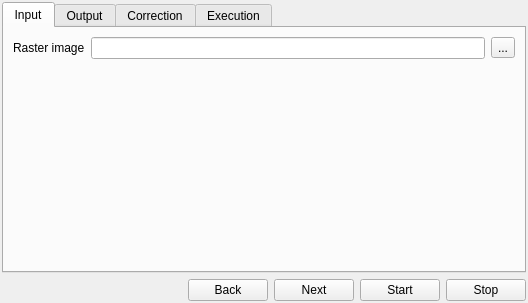
This is python/plugins/sumbandilasat/tools/linecorrector/linecorrector.ui in timlinux/QGIS as Qt 5 draws it before an edit. The edited form follows.
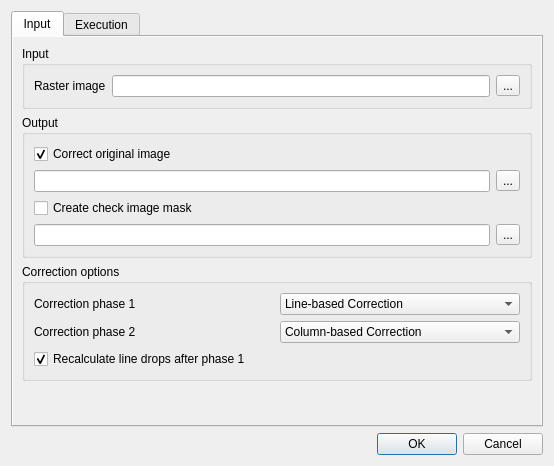
This is the edited form. The open tabs and pages were chosen to show the change. Icons and pictures are not drawn.

Commit message: UI clean ups and state handling for line corrector tool (note the tool still crashes so not fully tested yet)

```diff
--- a/python/plugins/sumbandilasat/tools/linecorrector/linecorrector.ui
+++ b/python/plugins/sumbandilasat/tools/linecorrector/linecorrector.ui
@@ -1,117 +1,19 @@
 <?xml version="1.0" encoding="UTF-8"?>
 <ui version="4.0">
  <class>LineCorrector</class>
- <widget class="QMainWindow" name="LineCorrector">
+ <widget class="QDialog" name="LineCorrector">
   <property name="geometry">
    <rect>
     <x>0</x>
     <y>0</y>
-    <width>528</width>
-    <height>303</height>
+    <width>554</width>
+    <height>466</height>
    </rect>
   </property>
   <property name="windowTitle">
    <string>Line Corrector</string>
   </property>
-  <property name="windowIcon">
-   <iconset resource="resources.qrc">
-    <normaloff>:/sumbandilasat/icons/toolbar/linecorrector.png</normaloff>:/sumbandilasat/icons/toolbar/linecorrector.png</iconset>
-  </property>
-  <widget class="QWidget" name="centralwidget">
-   <layout class="QGridLayout" name="gridLayout">
-    <property name="margin">
-     <number>2</number>
-    </property>
-    <item row="1" column="0">
-     <widget class="QWidget" name="widget_10" native="true">
-      <layout class="QGridLayout" name="gridLayout_8">
-       <property name="margin">
-        <number>0</number>
-       </property>
-       <item row="0" column="2">
-        <widget class="QPushButton" name="nextButton">
-         <property name="text">
-          <string>Next</string>
-         </property>
-         <property name="icon">
-          <iconset resource="resources.qrc">
-           <normaloff>:/sumbandilasat/icons/general/next.png</normaloff>:/sumbandilasat/icons/general/next.png</iconset>
-         </property>
-         <property name="iconSize">
-          <size>
-           <width>24</width>
-           <height>24</height>
-          </size>
-         </property>
-        </widget>
-       </item>
-       <item row="0" column="1">
-        <widget class="QPushButton" name="backButton">
-         <property name="text">
-          <string>Back</string>
-         </property>
-         <property name="icon">
-          <iconset resource="resources.qrc">
-           <normaloff>:/sumbandilasat/icons/general/back.png</normaloff>:/sumbandilasat/icons/general/back.png</iconset>
-         </property>
-         <property name="iconSize">
-          <size>
-           <width>24</width>
-           <height>24</height>
-          </size>
-         </property>
-        </widget>
-       </item>
-       <item row="0" column="0">
-        <spacer name="horizontalSpacer_4">
-         <property name="orientation">
-          <enum>Qt::Horizontal</enum>
-         </property>
-         <property name="sizeHint" stdset="0">
-          <size>
-           <width>40</width>
-           <height>20</height>
-          </size>
-         </property>
-        </spacer>
-       </item>
-       <item row="0" column="4">
-        <widget class="QPushButton" name="stopButton">
-         <property name="text">
-          <string>Stop</string>
-         </property>
-         <property name="icon">
-          <iconset resource="resources.qrc">
-           <normaloff>:/sumbandilasat/icons/general/stop.png</normaloff>:/sumbandilasat/icons/general/stop.png</iconset>
-         </property>
-         <property name="iconSize">
-          <size>
-           <width>24</width>
-           <height>24</height>
-          </size>
-         </property>
-        </widget>
-       </item>
-       <item row="0" column="3">
-        <widget class="QPushButton" name="startButton">
-         <property name="text">
-          <string>Start</string>
-         </property>
-         <property name="icon">
-          <iconset resource="resources.qrc">
-           <normaloff>:/sumbandilasat/icons/general/start.png</normaloff>:/sumbandilasat/icons/general/start.png</iconset>
-         </property>
-         <property name="iconSize">
-          <size>
-           <width>24</width>
-           <height>24</height>
-          </size>
-         </property>
-        </widget>
-       </item>
-      </layout>
-     </widget>
-    </item>
+  <layout class="QGridLayout" name="gridLayout_7">
     <item row="0" column="0">
      <widget class="QTabWidget" name="tabWidget">
       <property name="currentIndex">
@@ -121,10 +23,34 @@
        <attribute name="title">
         <string>Input</string>
        </attribute>
-       <layout class="QFormLayout" name="formLayout_2">
-        <property name="fieldGrowthPolicy">
-         <enum>QFormLayout::AllNonFixedFieldsGrow</enum>
-        </property>
+      <layout class="QGridLayout" name="gridLayout_5">
+       <property name="margin">
+        <number>0</number>
+       </property>
+       <item row="0" column="0">
+        <widget class="QScrollArea" name="scrollArea">
+         <property name="frameShape">
+          <enum>QFrame::NoFrame</enum>
+         </property>
+         <property name="widgetResizable">
+          <bool>true</bool>
+         </property>
+         <widget class="QWidget" name="scrollAreaWidgetContents">
+          <property name="geometry">
+           <rect>
+            <x>0</x>
+            <y>0</y>
+            <width>530</width>
+            <height>393</height>
+           </rect>
+          </property>
+          <layout class="QGridLayout" name="gridLayout_6">
+           <item row="0" column="0">
+            <widget class="QGroupBox" name="groupBox">
+             <property name="title">
+              <string>Input</string>
+             </property>
+             <layout class="QGridLayout" name="gridLayout_2">
         <item row="0" column="0">
          <widget class="QLabel" name="label">
           <property name="text">
@@ -133,15 +59,9 @@
          </widget>
         </item>
         <item row="0" column="1">
-         <widget class="QWidget" name="widget_2" native="true">
-          <layout class="QHBoxLayout" name="horizontalLayout">
-           <property name="margin">
-            <number>0</number>
-           </property>
-           <item>
             <widget class="QLineEdit" name="inputLineEdit"/>
            </item>
-           <item>
+              <item row="0" column="2">
             <widget class="QToolButton" name="inputButton">
              <property name="text">
               <string>...</string>
@@ -151,14 +71,13 @@
           </layout>
          </widget>
         </item>
-       </layout>
-      </widget>
-      <widget class="QWidget" name="tab_3">
-       <attribute name="title">
+           <item row="1" column="0">
+            <widget class="QGroupBox" name="groupBox_2">
+             <property name="title">
         <string>Output</string>
-       </attribute>
+             </property>
        <layout class="QGridLayout" name="gridLayout_3">
-        <item row="2" column="0" colspan="2">
+              <item row="0" column="0">
          <widget class="QCheckBox" name="outputCheckBox">
           <property name="text">
            <string>Correct original image</string>
@@ -168,23 +87,27 @@
           </property>
          </widget>
         </item>
-        <item row="4" column="0" colspan="2">
+              <item row="1" column="0">
+               <widget class="QLineEdit" name="outputLineEdit"/>
+              </item>
+              <item row="1" column="1">
+               <widget class="QToolButton" name="outputButton">
+                <property name="text">
+                 <string>...</string>
+                </property>
+               </widget>
+              </item>
+              <item row="2" column="0" colspan="2">
          <widget class="QCheckBox" name="maskCheckBox">
           <property name="text">
            <string>Create check image mask</string>
           </property>
          </widget>
         </item>
-        <item row="5" column="0" colspan="2">
-         <widget class="QWidget" name="maskWidget" native="true">
-          <layout class="QHBoxLayout" name="horizontalLayout_4">
-           <property name="margin">
-            <number>0</number>
-           </property>
-           <item>
+              <item row="3" column="0">
             <widget class="QLineEdit" name="maskLineEdit"/>
            </item>
-           <item>
+              <item row="3" column="1">
             <widget class="QToolButton" name="maskButton">
              <property name="text">
               <string>...</string>
@@ -194,47 +117,14 @@
           </layout>
          </widget>
         </item>
-        <item row="3" column="0" colspan="2">
-         <widget class="QWidget" name="outputWidget" native="true">
-          <layout class="QHBoxLayout" name="horizontalLayout_3">
-           <property name="margin">
-            <number>0</number>
-           </property>
-           <item>
-            <widget class="QLineEdit" name="outputLineEdit"/>
-           </item>
-           <item>
-            <widget class="QToolButton" name="outputButton">
-             <property name="text">
-              <string>...</string>
-             </property>
-            </widget>
-           </item>
-          </layout>
-         </widget>
-        </item>
-        <item row="6" column="0">
-         <spacer name="verticalSpacer">
-          <property name="orientation">
-           <enum>Qt::Vertical</enum>
-          </property>
-          <property name="sizeHint" stdset="0">
-           <size>
-            <width>20</width>
-            <height>40</height>
-           </size>
-          </property>
-         </spacer>
-        </item>
-       </layout>
-      </widget>
-      <widget class="QWidget" name="tab_4">
-       <attribute name="title">
-        <string>Correction</string>
-       </attribute>
-       <layout class="QFormLayout" name="formLayout">
+           <item row="2" column="0">
+            <widget class="QGroupBox" name="groupBox_3">
+             <property name="title">
+              <string>Correction options</string>
+             </property>
+             <layout class="QGridLayout" name="gridLayout">
         <item row="0" column="0">
-         <widget class="QLabel" name="label_2">
+               <widget class="QLabel" name="label_3">
           <property name="text">
            <string>Correction phase 1</string>
           </property>
@@ -263,7 +153,7 @@
          </widget>
         </item>
         <item row="1" column="0">
-         <widget class="QLabel" name="label_3">
+               <widget class="QLabel" name="label_2">
           <property name="text">
            <string>Correction phase 2</string>
           </property>
@@ -292,12 +182,6 @@
          </widget>
         </item>
         <item row="2" column="0" colspan="2">
-         <widget class="QWidget" name="widget" native="true">
-          <layout class="QGridLayout" name="gridLayout_5">
-           <property name="margin">
-            <number>0</number>
-           </property>
-           <item row="0" column="0">
             <widget class="QCheckBox" name="recalculateCheckBox">
              <property name="text">
               <string>Recalculate line drops after phase 1</string>
@@ -310,6 +194,23 @@
           </layout>
          </widget>
         </item>
+           <item row="3" column="0">
+            <spacer name="verticalSpacer">
+             <property name="orientation">
+              <enum>Qt::Vertical</enum>
+             </property>
+             <property name="sizeHint" stdset="0">
+              <size>
+               <width>20</width>
+               <height>40</height>
+              </size>
+             </property>
+            </spacer>
+           </item>
+          </layout>
+         </widget>
+        </widget>
+       </item>
        </layout>
       </widget>
       <widget class="QWidget" name="tab_2">
@@ -369,11 +270,80 @@
       </widget>
      </widget>
     </item>
-   </layout>
-  </widget>
- </widget>
- <resources>
-  <include location="resources.qrc"/>
- </resources>
- <connections/>
+   <item row="1" column="0">
+    <widget class="QDialogButtonBox" name="buttonBox">
+     <property name="standardButtons">
+      <set>QDialogButtonBox::Cancel|QDialogButtonBox::Ok</set>
+     </property>
+    </widget>
+   </item>
+  </layout>
+ </widget>
+ <resources/>
+ <connections>
+  <connection>
+   <sender>outputCheckBox</sender>
+   <signal>toggled(bool)</signal>
+   <receiver>outputLineEdit</receiver>
+   <slot>setHidden(bool)</slot>
+   <hints>
+    <hint type="sourcelabel">
+     <x>74</x>
+     <y>132</y>
+    </hint>
+    <hint type="destinationlabel">
+     <x>82</x>
+     <y>154</y>
+    </hint>
+   </hints>
+  </connection>
+  <connection>
+   <sender>outputCheckBox</sender>
+   <signal>toggled(bool)</signal>
+   <receiver>outputButton</receiver>
+   <slot>setHidden(bool)</slot>
+   <hints>
+    <hint type="sourcelabel">
+     <x>53</x>
+     <y>126</y>
+    </hint>
+    <hint type="destinationlabel">
+     <x>511</x>
+     <y>157</y>
+    </hint>
+   </hints>
+  </connection>
+  <connection>
+   <sender>maskCheckBox</sender>
+   <signal>toggled(bool)</signal>
+   <receiver>maskLineEdit</receiver>
+   <slot>setVisible(bool)</slot>
+   <hints>
+    <hint type="sourcelabel">
+     <x>60</x>
+     <y>179</y>
+    </hint>
+    <hint type="destinationlabel">
+     <x>62</x>
+     <y>202</y>
+    </hint>
+   </hints>
+  </connection>
+  <connection>
+   <sender>maskCheckBox</sender>
+   <signal>toggled(bool)</signal>
+   <receiver>maskButton</receiver>
+   <slot>setVisible(bool)</slot>
+   <hints>
+    <hint type="sourcelabel">
+     <x>395</x>
+     <y>180</y>
+    </hint>
+    <hint type="destinationlabel">
+     <x>507</x>
+     <y>198</y>
+    </hint>
+   </hints>
+  </connection>
+ </connections>
 </ui>
```
Left out of the diff: 10 changed lines with no effect on the pictures. Lines whose indentation alone changed are shown as unchanged. The commit also changes 1 other file.
